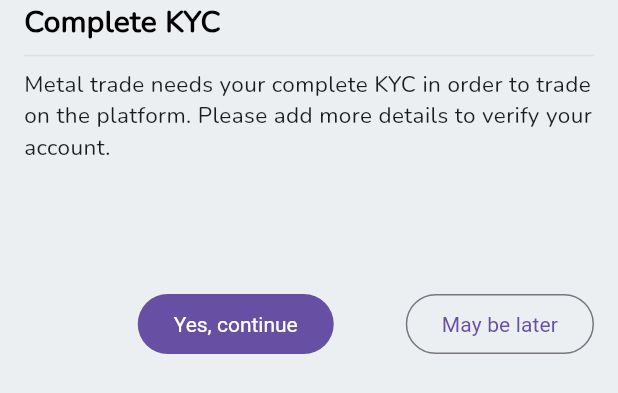
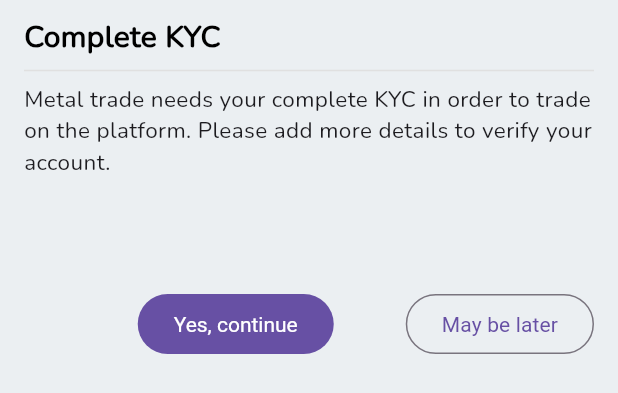
Before and after one commit to Yogesh-droid/metal_trade_test, a Flutter app: the KycBlocker widget shown alone on an empty page, opened directly, on a phone screen of 412 x 824 dp. Shown: the top 393 px of the screen. Run offline on Flutter 3.47's test engine with Material 2 defaults, Android fonts, the light colour scheme and no system bars; our stand-ins replace cached_network_image, dio, easy_localization, file_picker, flutter_bloc, flutter_dotenv and 9 more; missing offline and left inert: otp_autofill, stomp_dart_client; accounts and stored records are empty; network calls fail.

Commit message:
splash issue resolved for web

```diff
--- a/lib/features/auth/ui/screens/pin_put_page.dart
+++ b/lib/features/auth/ui/screens/pin_put_page.dart
@@ -1,5 +1,4 @@
 import 'dart:async';
-
 import 'package:easy_localization/easy_localization.dart';
 import 'package:flutter/foundation.dart';
 import 'package:flutter/gestures.dart';
@@ -8,7 +7,6 @@
 import 'package:go_router/go_router.dart';
 import 'package:otp_autofill/otp_autofill.dart';
 import 'package:pinput/pinput.dart';
-
 import '../../../../core/constants/hive/local_storage.dart';
 import '../../../../core/constants/spaces.dart';
 import '../../../../core/constants/strings.dart';
@@ -40,6 +38,7 @@
   @override
   void initState() {
     super.initState();
+    if (!kIsWeb) {
       _initInteractor();
       controller = OTPTextEditController(
         codeLength: 5,
@@ -55,6 +54,9 @@
             SampleStrategy(),
           ],
         );
+    } else {
+      controller = OTPTextEditController(codeLength: 4);
+    }
 
     timer = Timer.periodic(const Duration(seconds: 1), (timer) {
       start = start - 1;
--- a/lib/features/dashboard/ui/widgets/kyc_blocker_widget.dart
+++ b/lib/features/dashboard/ui/widgets/kyc_blocker_widget.dart
@@ -26,6 +26,7 @@
             child: Column(
               crossAxisAlignment: CrossAxisAlignment.start,
               children: [
+                const SizedBox(height: 10),
                 SizedBox(
                   width: MediaQuery.of(context).size.width / 2,
                   child: Text(kCompleteKyc.tr(),
--- a/lib/features/onboarding/screens/welcome_page.dart
+++ b/lib/features/onboarding/screens/welcome_page.dart
@@ -56,11 +56,9 @@
   }
 
   Future<void> appStartUp(BuildContext context) async {
-    if (!kIsWeb) {
     String token = await LocalStorage.instance.getToken();
     debugPrint('Token is $token');
-      int? noOfTimesAppOpening =
-          await LocalStorage.instance.getIsUserFirstTime();
+    int? noOfTimesAppOpening = await LocalStorage.instance.getIsUserFirstTime();
     await LocalStorage.instance.saveIsUserFirstTime(noOfTimesAppOpening + 1);
     Future.delayed(const Duration(seconds: 2), () async {
       if (token.isEmpty) {
@@ -71,7 +69,6 @@
         context.go(dashBoardRoute);
       }
     });
-    }
 
     final platformDispatcher = WidgetsBinding.instance.platformDispatcher;
     platformDispatcher.onPlatformBrightnessChanged = () {
--- a/pubspec.yaml
+++ b/pubspec.yaml
@@ -4,7 +4,7 @@
 
 publish_to: 'none'
 
-version: 1.0.0+1
+version: 1.0.1+2
 
 environment:
   sdk: '>=2.19.6 <3.0.0'
```
Also changed, not shown: 1 other file. Lines whose indentation alone changed are shown as unchanged.
